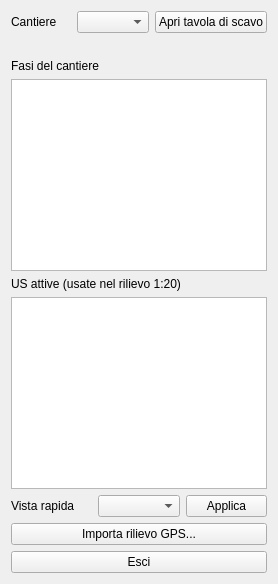
Before: the Qt Designer form matrice_qgis_plugin/ui/main_dock.ui in tsaccone85-spec/Matrice, drawn with Qt 5.
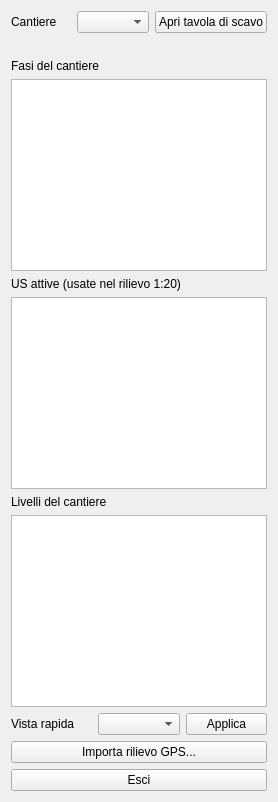
After: the same form once the commit is applied.

Commit message: Carica in mappa solo i livelli con dati, gli altri a richiesta

Patch:
```diff
--- a/matrice_qgis_plugin/ui/main_dock.ui
+++ b/matrice_qgis_plugin/ui/main_dock.ui
@@ -58,6 +58,20 @@
      </property>
     </widget>
    </item>
+   <item>
+    <widget class="QLabel" name="layerToggleLabel">
+     <property name="text">
+      <string>Livelli del cantiere</string>
+     </property>
+    </widget>
+   </item>
+   <item>
+    <widget class="QListWidget" name="layerToggleListWidget">
+     <property name="selectionMode">
+      <enum>QAbstractItemView::NoSelection</enum>
+     </property>
+    </widget>
+   </item>
    <item>
     <layout class="QHBoxLayout" name="quickViewLayout">
      <item>
```
The commit also changes 4 other files.
